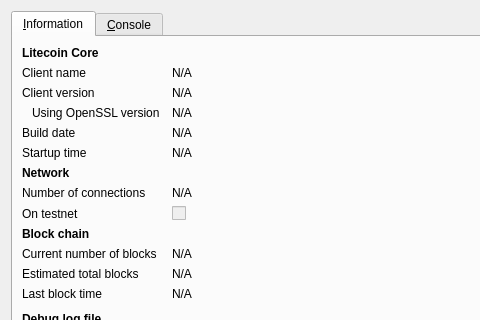
nintencoin/nintencoin, file src/qt/forms/rpcconsole.ui: the form before one commit; both pictures show x 0 to 480 and y 0 to 320 of the 740 by 450 pixel window.
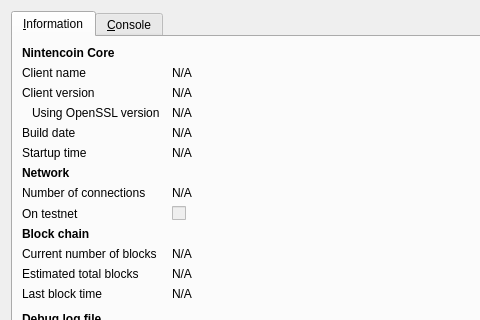
The form after the commit. Icons and pictures are not drawn.

Diff of the .ui file:
```diff
--- a/src/qt/forms/rpcconsole.ui
+++ b/src/qt/forms/rpcconsole.ui
@@ -36,7 +36,7 @@
           </font>
          </property>
          <property name="text">
-          <string>Litecoin Core</string>
+          <string>Nintencoin Core</string>
          </property>
         </widget>
        </item>
```
Left out of the diff: 6 changed lines with no effect on the pictures.
